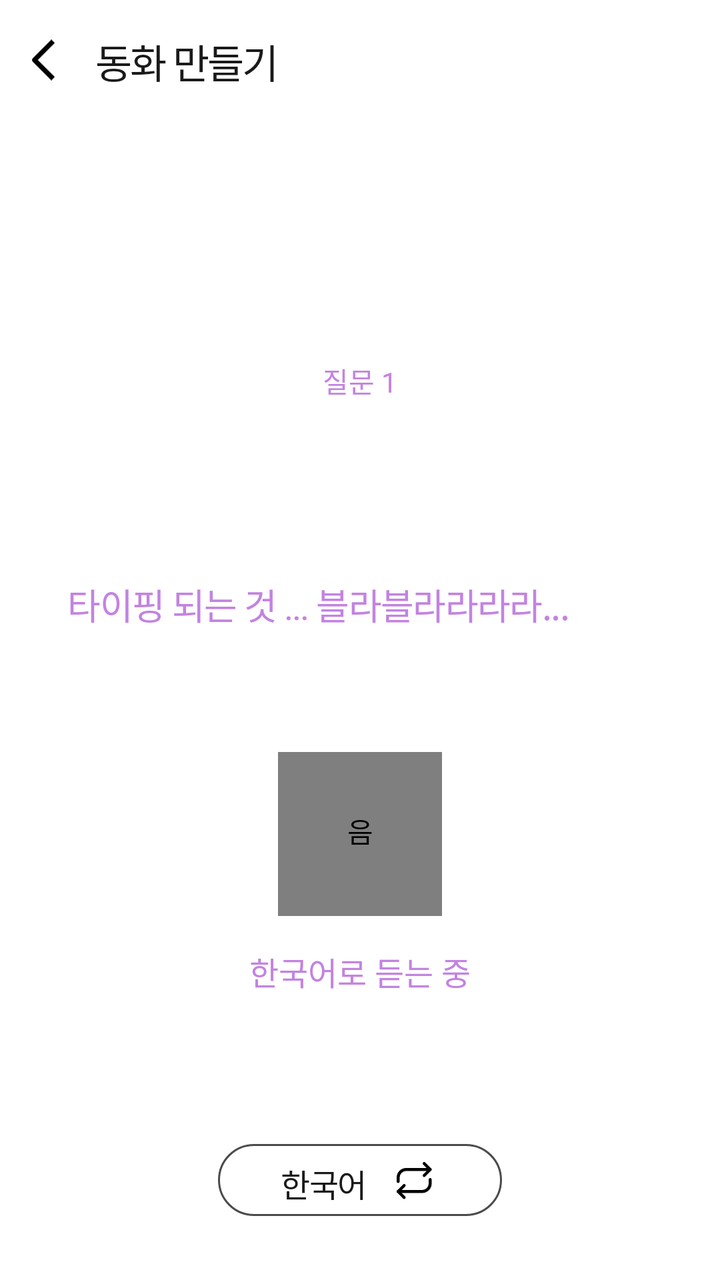
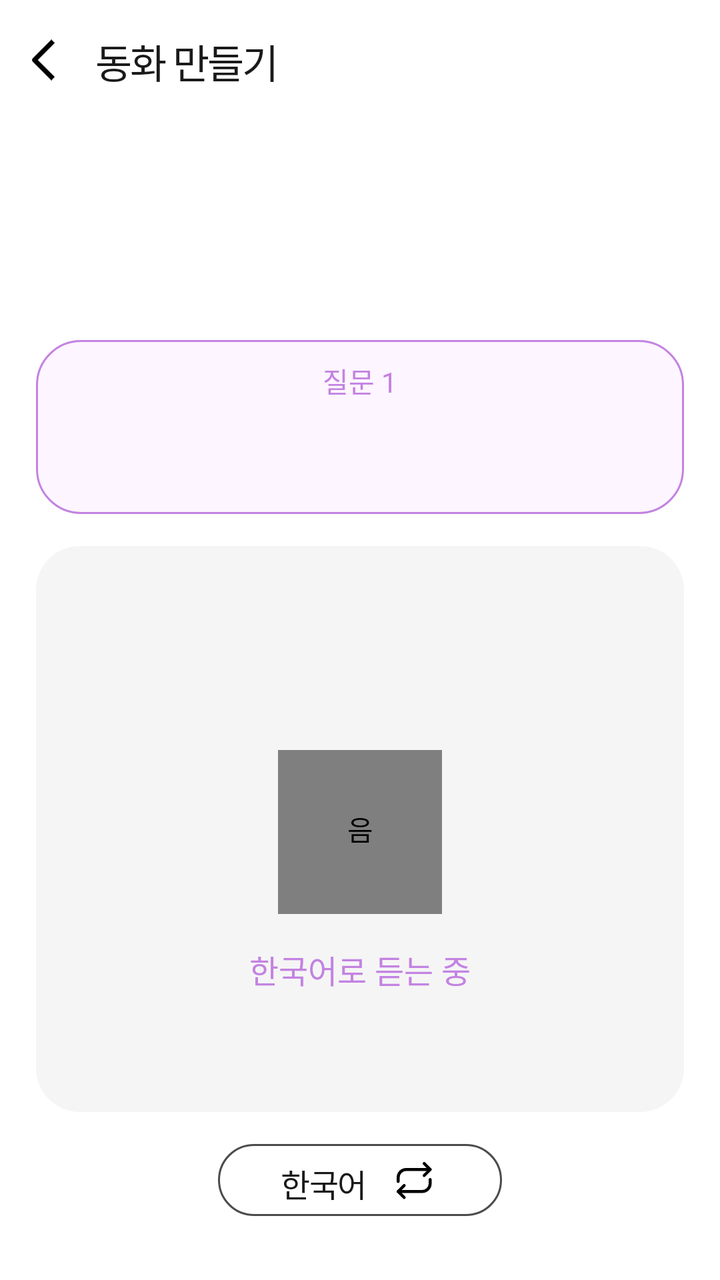

An Android layout rendered at two revisions. The XML below is the earlier revision; the diff shows what the commit changed to produce the second picture.
<!-- AndroidManifest.xml: application theme Theme.DualTales -->
<!-- res/layout/activity_voice_input.xml -->
<?xml version="1.0" encoding="utf-8"?>
<androidx.constraintlayout.widget.ConstraintLayout
    xmlns:android="http://schemas.android.com/apk/res/android"
    xmlns:app="http://schemas.android.com/apk/res-auto"
    android:layout_width="match_parent"
    android:layout_height="match_parent"
    android:background="#FFFFFF">

    
    <LinearLayout
        android:id="@+id/ll_toolbar"
        android:layout_width="match_parent"
        android:layout_height="60dp"
        android:orientation="horizontal"
        android:gravity="center_vertical"
        android:padding="16dp"
        android:background="@color/white"
        app:layout_constraintTop_toTopOf="parent"
        app:layout_constraintStart_toStartOf="parent">

        <ImageView
            android:id="@+id/iv_back"
            android:layout_width="12dp"
            android:layout_height="24dp"
            android:src="@drawable/ic_back"
            android:tint="#000000"
            android:scaleType="fitCenter"
            android:contentDescription="뒤로 가기" />

        <TextView
            android:layout_width="wrap_content"
            android:layout_height="wrap_content"
            android:text="동화 만들기"
            android:textColor="#1A1A1A"
            android:fontFamily="@font/pretendard_bold"
            android:textSize="20sp"
            android:lineSpacingExtra="8sp"
            android:letterSpacing="-0.05"
            android:layout_marginStart="20dp" />

    </LinearLayout>

    
    <LinearLayout
        android:id="@+id/ll_indicator"
        android:layout_width="wrap_content"
        android:layout_height="17dp"
        android:orientation="horizontal"
        app:layout_constraintTop_toTopOf="parent"
        android:layout_marginTop="121dp"
        app:layout_constraintStart_toStartOf="parent"
        android:layout_marginStart="19dp" />

    
    <LinearLayout
        android:id="@+id/ll_question"
        android:layout_width="0dp"
        android:layout_height="wrap_content"
        android:orientation="vertical"
        android:paddingTop="10dp"
        android:paddingBottom="20dp"
        android:paddingStart="20dp"
        android:paddingEnd="20dp"
        android:gravity="center"
        app:layout_constraintTop_toTopOf="parent"
        android:layout_marginTop="170dp"
        app:layout_constraintStart_toStartOf="parent"
        android:layout_marginStart="18dp"
        app:layout_constraintEnd_toEndOf="parent"
        android:layout_marginEnd="18dp">

        <TextView
            android:id="@+id/tv_question_label"
            android:layout_width="match_parent"
            android:layout_height="wrap_content"
            android:text="질문 1"
            android:textColor="@color/main_purple"
            android:fontFamily="@font/pretendard_semibold"
            android:textSize="14sp"
            android:gravity="center" />

        <TextView
            android:id="@+id/tv_question_text"
            android:layout_width="match_parent"
            android:layout_height="wrap_content"
            android:text=""
            android:textColor="#151515"
            android:fontFamily="@font/pretendard_semibold"
            android:textSize="18sp"
            android:lineSpacingExtra="4sp"
            android:letterSpacing="-0.03"
            android:gravity="center"
            android:layout_marginTop="12dp" />

    </LinearLayout>

    
    <androidx.constraintlayout.widget.ConstraintLayout
        android:layout_width="0dp"
        android:layout_height="0dp"
        android:background="@drawable/bg_voice_card"
        android:paddingTop="16dp"
        android:paddingEnd="16dp"
        android:paddingBottom="24dp"
        android:paddingStart="16dp"
        app:layout_constraintTop_toBottomOf="@id/ll_question"
        android:layout_marginTop="16dp"
        app:layout_constraintBottom_toTopOf="@id/btn_language_switch"
        android:layout_marginBottom="16dp"
        app:layout_constraintStart_toStartOf="parent"
        android:layout_marginStart="18dp"
        app:layout_constraintEnd_toEndOf="parent"
        android:layout_marginEnd="18dp">

        
        <TextView
            android:id="@+id/tv_voice_text"
            android:layout_width="0dp"
            android:layout_height="wrap_content"
            android:text="타이핑 되는 것 ... 블라블라라라라..."
            android:fontFamily="@font/pretendard_semibold"
            android:textSize="18sp"
            android:lineSpacingExtra="4sp"
            android:letterSpacing="-0.03"
            android:textColor="#C383E1"
            app:layout_constraintTop_toTopOf="parent"
            app:layout_constraintStart_toStartOf="parent"
            app:layout_constraintEnd_toEndOf="parent" />

        
        <pl.droidsonroids.gif.GifImageView
            android:id="@+id/btn_mic_toggle"
            android:layout_width="82dp"
            android:layout_height="82dp"
            android:src="@drawable/img_voice_listening"
            android:background="@drawable/bg_mic_button"
            android:scaleType="centerInside"
            android:padding="29dp"
            android:clickable="true"
            android:focusable="true"
            android:contentDescription="음성 입력 토글"
            app:layout_constraintTop_toBottomOf="@id/tv_voice_text"
            app:layout_constraintBottom_toTopOf="@id/btn_voice_complete"
            app:layout_constraintStart_toStartOf="parent"
            app:layout_constraintEnd_toEndOf="parent"
            app:layout_constraintVertical_bias="0.45" />

        
        <TextView
            android:id="@+id/tv_voice_status"
            android:layout_width="wrap_content"
            android:layout_height="wrap_content"
            android:text="한국어로 듣는 중"
            android:fontFamily="@font/pretendard_medium"
            android:textSize="16sp"
            android:textColor="#C383E1"
            android:visibility="visible"
            app:layout_constraintTop_toBottomOf="@id/btn_mic_toggle"
            android:layout_marginTop="16dp"
            app:layout_constraintStart_toStartOf="parent"
            app:layout_constraintEnd_toEndOf="parent" />

        
        <TextView
            android:id="@+id/btn_voice_complete"
            android:layout_width="231dp"
            android:layout_height="36dp"
            android:text="음성입력 완료"
            android:fontFamily="@font/pretendard_medium"
            android:textSize="16sp"
            android:letterSpacing="-0.03"
            android:textColor="#C383E1"
            android:gravity="center"
            android:background="@drawable/bg_voice_complete_btn"
            android:paddingTop="8dp"
            android:paddingBottom="8dp"
            android:visibility="gone"
            android:clickable="true"
            android:focusable="true"
            app:layout_constraintBottom_toBottomOf="parent"
            app:layout_constraintStart_toStartOf="parent"
            app:layout_constraintEnd_toEndOf="parent" />

    </androidx.constraintlayout.widget.ConstraintLayout>

    
    <LinearLayout
        android:id="@+id/btn_language_switch"
        android:layout_width="142dp"
        android:layout_height="36dp"
        android:orientation="horizontal"
        android:gravity="center"
        android:background="@drawable/bg_language_switch_btn"
        android:paddingTop="8dp"
        android:paddingBottom="8dp"
        android:paddingStart="16dp"
        android:paddingEnd="16dp"
        android:clickable="true"
        android:focusable="true"
        app:layout_constraintBottom_toBottomOf="parent"
        android:layout_marginBottom="32dp"
        app:layout_constraintStart_toStartOf="parent"
        app:layout_constraintEnd_toEndOf="parent">

        <TextView
            android:id="@+id/tv_current_language"
            android:layout_width="wrap_content"
            android:layout_height="wrap_content"
            android:text="한국어"
            android:fontFamily="@font/pretendard_medium"
            android:textSize="16sp"
            android:lineSpacingExtra="4sp"
            android:letterSpacing="-0.03"
            android:textColor="#1A1A1A" />

        <ImageView
            android:layout_width="24dp"
            android:layout_height="24dp"
            android:src="@drawable/ic_language_switch"
            android:scaleType="fitCenter"
            android:layout_marginStart="12dp"
            android:contentDescription="@null" />

    </LinearLayout>

</androidx.constraintlayout.widget.ConstraintLayout>
<!-- resources referenced by this layout -->
<resources>
  <color name="main_purple">#C383E1</color>
  <color name="white">#FFFFFF</color>
  <!-- drawable bg_language_switch_btn (drawable) -->
  <?xml version="1.0" encoding="utf-8"?>
  <shape xmlns:android="http://schemas.android.com/apk/res/android">
      <solid android:color="@android:color/transparent" />
      <stroke android:width="1dp" android:color="#4B4B4B" />
      <corners android:radius="30dp" />
  </shape>
  <!-- drawable bg_mic_button: png bitmap (drawable, 158008 bytes) -->
  <!-- drawable bg_voice_card (drawable) -->
  <?xml version="1.0" encoding="utf-8"?>
  <shape xmlns:android="http://schemas.android.com/apk/res/android">
      <solid android:color="#FFFFFF" />
      <corners android:radius="22dp" />
  </shape>
  <!-- drawable bg_voice_complete_btn (drawable) -->
  <?xml version="1.0" encoding="utf-8"?>
  <shape xmlns:android="http://schemas.android.com/apk/res/android">
      <solid android:color="#33C383E1" />
      <stroke android:width="1dp" android:color="#C383E1" />
      <corners android:radius="30dp" />
  </shape>
  <!-- drawable ic_back (drawable) -->
  <vector xmlns:android="http://schemas.android.com/apk/res/android"
      android:width="10dp"
      android:height="17dp"
      android:viewportWidth="10"
      android:viewportHeight="17">
    <path
        android:pathData="M2.414,8.485L9.485,15.556L8.071,16.97L0.293,9.192C0.105,9.004 0,8.75 0,8.485C0,8.22 0.105,7.966 0.293,7.778L8.071,0L9.485,1.414L2.414,8.485Z"
        android:fillColor="#000000"
        android:fillType="evenOdd"/>
  </vector>
  <!-- drawable ic_language_switch (drawable) -->
  <vector xmlns:android="http://schemas.android.com/apk/res/android"
      android:width="24dp"
      android:height="24dp"
      android:viewportWidth="24"
      android:viewportHeight="24">
    <path
        android:pathData="M19.75,6.75H7.75C6.689,6.75 5.672,7.171 4.922,7.922C4.171,8.672 3.75,9.689 3.75,10.75V12.75M19.75,11.75V13.75C19.75,14.811 19.329,15.828 18.578,16.578C17.828,17.329 16.811,17.75 15.75,17.75H3.75"
        android:strokeLineJoin="round"
        android:strokeWidth="1.5"
        android:fillColor="#00000000"
        android:strokeColor="#000000"
        android:strokeLineCap="round"/>
    <path
        android:pathData="M16.75,9.75L19.75,6.75L16.75,3.75M6.75,14.75L3.75,17.75L6.75,20.75"
        android:strokeLineJoin="round"
        android:strokeWidth="1.5"
        android:fillColor="#00000000"
        android:strokeColor="#000000"
        android:strokeLineCap="round"/>
  </vector>
  <!-- drawable img_voice_listening: gif bitmap (drawable, 93742 bytes) -->
  <style name="Theme.DualTales" parent="Base.Theme.DualTales" />
  <style name="Base.Theme.DualTales" parent="Theme.Material3.DayNight.NoActionBar">
          
          
      </style>
</resources>

<!-- the commit's change to res/layout/activity_voice_input.xml (unified diff, before → after) -->
@@ -23,7 +23,7 @@
             android:layout_width="12dp"
             android:layout_height="24dp"
             android:src="@drawable/ic_back"
-            android:tint="#000000"
+            app:tint="#000000"
             android:scaleType="fitCenter"
             android:contentDescription="뒤로 가기" />
 
@@ -57,6 +57,7 @@
         android:layout_width="0dp"
         android:layout_height="wrap_content"
         android:orientation="vertical"
+        android:background="@drawable/bg_question_purple"
         android:paddingTop="10dp"
         android:paddingBottom="20dp"
         android:paddingStart="20dp"
@@ -95,54 +96,58 @@
     </LinearLayout>
 
     
+
+    
     <androidx.constraintlayout.widget.ConstraintLayout
         android:layout_width="0dp"
         android:layout_height="0dp"
+        android:layout_marginStart="18dp"
+        android:layout_marginTop="16dp"
+        android:layout_marginEnd="18dp"
+        android:layout_marginBottom="16dp"
         android:background="@drawable/bg_voice_card"
+        android:paddingStart="16dp"
         android:paddingTop="16dp"
         android:paddingEnd="16dp"
         android:paddingBottom="24dp"
-        android:paddingStart="16dp"
+        app:layout_constraintBottom_toTopOf="@id/btn_language_switch"
+        app:layout_constraintEnd_toEndOf="parent"
+        app:layout_constraintHorizontal_bias="0.0"
+        app:layout_constraintStart_toStartOf="parent"
         app:layout_constraintTop_toBottomOf="@id/ll_question"
-        android:layout_marginTop="16dp"
-        app:layout_constraintBottom_toTopOf="@id/btn_language_switch"
-        android:layout_marginBottom="16dp"
-        app:layout_constraintStart_toStartOf="parent"
-        android:layout_marginStart="18dp"
-        app:layout_constraintEnd_toEndOf="parent"
-        android:layout_marginEnd="18dp">
+        app:layout_constraintVertical_bias="0.0">
 
         
         <TextView
             android:id="@+id/tv_voice_text"
             android:layout_width="0dp"
             android:layout_height="wrap_content"
-            android:text="타이핑 되는 것 ... 블라블라라라라..."
             android:fontFamily="@font/pretendard_semibold"
+            android:letterSpacing="-0.03"
+            android:lineSpacingExtra="4sp"
+            android:text=""
+            android:textColor="#C383E1"
             android:textSize="18sp"
-            android:lineSpacingExtra="4sp"
-            android:letterSpacing="-0.03"
-            android:textColor="#C383E1"
-            app:layout_constraintTop_toTopOf="parent"
+            app:layout_constraintEnd_toEndOf="parent"
             app:layout_constraintStart_toStartOf="parent"
-            app:layout_constraintEnd_toEndOf="parent" />
+            app:layout_constraintTop_toTopOf="parent" />
 
         
         <pl.droidsonroids.gif.GifImageView
             android:id="@+id/btn_mic_toggle"
             android:layout_width="82dp"
             android:layout_height="82dp"
+            android:background="@drawable/bg_mic_button"
+            android:clickable="true"
+            android:contentDescription="음성 입력 토글"
+            android:focusable="true"
+            android:padding="29dp"
+            android:scaleType="centerInside"
             android:src="@drawable/img_voice_listening"
-            android:background="@drawable/bg_mic_button"
-            android:scaleType="centerInside"
-            android:padding="29dp"
-            android:clickable="true"
-            android:focusable="true"
-            android:contentDescription="음성 입력 토글"
+            app:layout_constraintBottom_toTopOf="@id/btn_voice_complete"
+            app:layout_constraintEnd_toEndOf="parent"
+            app:layout_constraintStart_toStartOf="parent"
             app:layout_constraintTop_toBottomOf="@id/tv_voice_text"
-            app:layout_constraintBottom_toTopOf="@id/btn_voice_complete"
-            app:layout_constraintStart_toStartOf="parent"
-            app:layout_constraintEnd_toEndOf="parent"
             app:layout_constraintVertical_bias="0.45" />
 
         
@@ -150,40 +155,39 @@
             android:id="@+id/tv_voice_status"
             android:layout_width="wrap_content"
             android:layout_height="wrap_content"
+            android:layout_marginTop="16dp"
+            android:fontFamily="@font/pretendard_medium"
             android:text="한국어로 듣는 중"
-            android:fontFamily="@font/pretendard_medium"
+            android:textColor="#C383E1"
             android:textSize="16sp"
-            android:textColor="#C383E1"
             android:visibility="visible"
-            app:layout_constraintTop_toBottomOf="@id/btn_mic_toggle"
-            android:layout_marginTop="16dp"
+            app:layout_constraintEnd_toEndOf="parent"
             app:layout_constraintStart_toStartOf="parent"
-            app:layout_constraintEnd_toEndOf="parent" />
+            app:layout_constraintTop_toBottomOf="@id/btn_mic_toggle" />
 
         
         <TextView
             android:id="@+id/btn_voice_complete"
             android:layout_width="231dp"
             android:layout_height="36dp"
-            android:text="음성입력 완료"
+            android:background="@drawable/bg_voice_complete_btn"
+            android:clickable="true"
+            android:focusable="true"
             android:fontFamily="@font/pretendard_medium"
-            android:textSize="16sp"
-            android:letterSpacing="-0.03"
-            android:textColor="#C383E1"
             android:gravity="center"
-            android:background="@drawable/bg_voice_complete_btn"
+            android:letterSpacing="-0.03"
             android:paddingTop="8dp"
             android:paddingBottom="8dp"
+            android:text="음성입력 완료"
+            android:textColor="#C383E1"
+            android:textSize="16sp"
             android:visibility="gone"
-            android:clickable="true"
-            android:focusable="true"
             app:layout_constraintBottom_toBottomOf="parent"
-            app:layout_constraintStart_toStartOf="parent"
-            app:layout_constraintEnd_toEndOf="parent" />
+            app:layout_constraintEnd_toEndOf="parent"
+            app:layout_constraintStart_toStartOf="parent" />
 
     </androidx.constraintlayout.widget.ConstraintLayout>
 
-    
     <LinearLayout
         android:id="@+id/btn_language_switch"
         android:layout_width="142dp"
<!-- resource entries referenced after the edit -->
@@ -10,10 +10,20 @@
       <corners android:radius="30dp" />
   </shape>
   <!-- drawable bg_mic_button: png bitmap (drawable, 158008 bytes) -->
+  <!-- drawable bg_question_purple (drawable) -->
+  <?xml version="1.0" encoding="utf-8"?>
+  <shape xmlns:android="http://schemas.android.com/apk/res/android"
+      android:shape="rectangle">
+      <corners android:radius="22dp" />
+      <solid android:color="#FDF5FF" />
+      <stroke
+          android:width="1dp"
+          android:color="@color/main_purple" />
+  </shape>
   <!-- drawable bg_voice_card (drawable) -->
   <?xml version="1.0" encoding="utf-8"?>
   <shape xmlns:android="http://schemas.android.com/apk/res/android">
-      <solid android:color="#FFFFFF" />
+      <solid android:color="@color/gray01" />
       <corners android:radius="22dp" />
   </shape>
   <!-- drawable bg_voice_complete_btn (drawable) -->
@@ -57,6 +67,7 @@
   </vector>
   <!-- drawable img_voice_listening: gif bitmap (drawable, 93742 bytes) -->
   <style name="Theme.DualTales" parent="Base.Theme.DualTales" />
+  <color name="gray01">#F5F5F5</color>
   <style name="Base.Theme.DualTales" parent="Theme.Material3.DayNight.NoActionBar">
           
           
